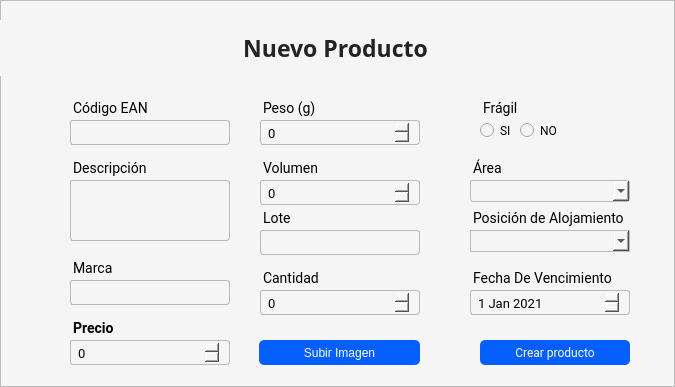
The window that Interfaces/main/Ui/nuevo_producto_ui.ui (juanignaciocansillieri/bullsoft) describes before a commit, drawn with Qt 5.
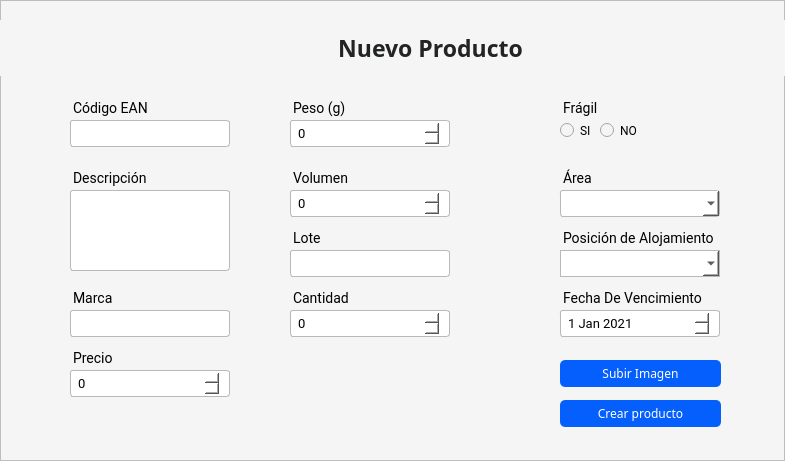
The same window after the commit.

```diff
--- a/Interfaces/main/Ui/nuevo_producto_ui.ui
+++ b/Interfaces/main/Ui/nuevo_producto_ui.ui
@@ -6,8 +6,8 @@
    <rect>
     <x>0</x>
     <y>0</y>
-    <width>675</width>
-    <height>387</height>
+    <width>785</width>
+    <height>461</height>
    </rect>
   </property>
   <property name="windowTitle">
@@ -60,15 +60,16 @@
       <widget class="QPushButton" name="crearprod_btn">
        <property name="geometry">
         <rect>
-         <x>480</x>
-         <y>340</y>
-         <width>150</width>
-         <height>25</height>
+         <x>560</x>
+         <y>400</y>
+         <width>161</width>
+         <height>27</height>
         </rect>
        </property>
        <property name="font">
         <font>
-         <family>Roboto</family>
+         <family>Cairo</family>
+         <pointsize>9</pointsize>
         </font>
        </property>
        <property name="cursor">
@@ -93,10 +94,10 @@
       <widget class="QPushButton" name="subirFoto_btn">
        <property name="geometry">
         <rect>
-         <x>259</x>
-         <y>340</y>
+         <x>560</x>
+         <y>360</y>
          <width>161</width>
-         <height>25</height>
+         <height>27</height>
         </rect>
        </property>
        <property name="maximumSize">
@@ -105,6 +106,12 @@
          <height>16777215</height>
         </size>
        </property>
+       <property name="font">
+        <font>
+         <family>Cairo</family>
+         <pointsize>9</pointsize>
+        </font>
+       </property>
        <property name="cursor">
         <cursorShape>PointingHandCursor</cursorShape>
        </property>
@@ -130,7 +137,7 @@
          <x>60</x>
          <y>120</y>
          <width>170</width>
-         <height>25</height>
+         <height>27</height>
         </rect>
        </property>
        <property name="minimumSize">
@@ -142,11 +149,12 @@
        <property name="maximumSize">
         <size>
          <width>16777215</width>
-         <height>25</height>
+         <height>27</height>
         </size>
        </property>
        <property name="styleSheet">
         <string notr="true">QLineEdit{
+background: #fff;
 border: 1px solid #b8b9bd;
 border-radius: 3px;
 padding: 4 5px;
@@ -168,7 +176,7 @@
       <widget class="QLabel" name="label_peso">
        <property name="geometry">
         <rect>
-         <x>250</x>
+         <x>280</x>
          <y>90</y>
          <width>71</width>
          <height>27</height>
@@ -195,7 +203,7 @@
       <widget class="QRadioButton" name="fragil_no">
        <property name="geometry">
         <rect>
-         <x>520</x>
+         <x>600</x>
          <y>120</y>
          <width>41</width>
          <height>21</height>
@@ -225,9 +233,9 @@
        <property name="geometry">
         <rect>
          <x>60</x>
-         <y>280</y>
+         <y>310</y>
          <width>170</width>
-         <height>25</height>
+         <height>27</height>
         </rect>
        </property>
        <property name="minimumSize">
@@ -239,7 +247,7 @@
        <property name="maximumSize">
         <size>
          <width>16777215</width>
-         <height>25</height>
+         <height>27</height>
         </size>
        </property>
        <property name="styleSheet">
@@ -253,6 +261,7 @@
 font-weight: 400;
 margin-left: 10px;
 
+background: #fff;
 
 }
 </string>
@@ -264,8 +273,8 @@
       <widget class="QLabel" name="label_lote">
        <property name="geometry">
         <rect>
-         <x>250</x>
-         <y>200</y>
+         <x>280</x>
+         <y>220</y>
          <width>154</width>
          <height>27</height>
         </rect>
@@ -298,7 +307,7 @@
        <property name="geometry">
         <rect>
          <x>60</x>
-         <y>150</y>
+         <y>160</y>
          <width>91</width>
          <height>27</height>
         </rect>
@@ -324,10 +333,10 @@
       <widget class="QComboBox" name="posicion_comboBox">
        <property name="geometry">
         <rect>
-         <x>460</x>
-         <y>180</y>
+         <x>550</x>
+         <y>190</y>
          <width>170</width>
-         <height>22</height>
+         <height>27</height>
         </rect>
        </property>
        <property name="styleSheet">
@@ -338,6 +347,7 @@
 font-size:13px;
 font-weight: 400;
 margin-left: 10px;
+background: #fff;
 </string>
        </property>
       </widget>
@@ -345,9 +355,9 @@
        <property name="geometry">
         <rect>
          <x>60</x>
-         <y>180</y>
+         <y>190</y>
          <width>170</width>
-         <height>61</height>
+         <height>81</height>
         </rect>
        </property>
        <property name="styleSheet">
@@ -359,16 +369,17 @@
 font-size:13px;
 font-weight: 400;
 margin-left: 10px;
+background: #fff;
 </string>
        </property>
       </widget>
       <widget class="QSpinBox" name="peso_num">
        <property name="geometry">
         <rect>
-         <x>250</x>
+         <x>280</x>
          <y>120</y>
          <width>170</width>
-         <height>25</height>
+         <height>27</height>
         </rect>
        </property>
        <property name="styleSheet">
@@ -380,6 +391,7 @@
 font-size:13px;
 font-weight: 400;
 margin-left: 10px;
+background: #fff;
 </string>
        </property>
        <property name="minimum">
@@ -392,10 +404,10 @@
       <widget class="QLineEdit" name="lote_input">
        <property name="geometry">
         <rect>
-         <x>250</x>
-         <y>230</y>
+         <x>280</x>
+         <y>250</y>
          <width>170</width>
-         <height>25</height>
+         <height>27</height>
         </rect>
        </property>
        <property name="minimumSize">
@@ -407,7 +419,7 @@
        <property name="maximumSize">
         <size>
          <width>16777215</width>
-         <height>25</height>
+         <height>27</height>
         </size>
        </property>
        <property name="styleSheet">
@@ -419,6 +431,7 @@
 font-size:13px;
 font-weight: 400;
 margin-left: 10px;
+background: #fff;
 
 }
 </string>
@@ -436,8 +449,8 @@
       <widget class="QLabel" name="label_area">
        <property name="geometry">
         <rect>
-         <x>460</x>
-         <y>150</y>
+         <x>550</x>
+         <y>160</y>
          <width>90</width>
          <height>27</height>
         </rect>
@@ -469,14 +482,15 @@
       <widget class="QDateEdit" name="venc_date">
        <property name="geometry">
         <rect>
-         <x>460</x>
-         <y>290</y>
+         <x>550</x>
+         <y>310</y>
          <width>170</width>
-         <height>25</height>
+         <height>27</height>
         </rect>
        </property>
        <property name="styleSheet">
-        <string notr="true">
+        <string notr="true">background: #fff;
+
 border: 1px solid #b8b9bd;
 border-radius: 3px;
 padding: 4 5px;
@@ -502,8 +516,8 @@
       <widget class="QLabel" name="label_cantidad">
        <property name="geometry">
         <rect>
-         <x>250</x>
-         <y>260</y>
+         <x>280</x>
+         <y>280</y>
          <width>158</width>
          <height>27</height>
         </rect>
@@ -535,8 +549,8 @@
       <widget class="QLabel" name="label_area_2">
        <property name="geometry">
         <rect>
-         <x>460</x>
-         <y>200</y>
+         <x>550</x>
+         <y>220</y>
          <width>169</width>
          <height>27</height>
         </rect>
@@ -568,10 +582,10 @@
       <widget class="QComboBox" name="area_comboBox">
        <property name="geometry">
         <rect>
-         <x>460</x>
-         <y>230</y>
+         <x>550</x>
+         <y>250</y>
          <width>170</width>
-         <height>22</height>
+         <height>27</height>
         </rect>
        </property>
        <property name="styleSheet">
@@ -581,6 +595,7 @@
 font-size:13px;
 font-weight: 400;
 margin-left: 10px;
+background: #fff;
 </string>
        </property>
       </widget>
@@ -588,7 +603,7 @@
        <property name="geometry">
         <rect>
          <x>60</x>
-         <y>250</y>
+         <y>280</y>
          <width>100</width>
          <height>27</height>
         </rect>
@@ -614,7 +629,7 @@
       <widget class="QRadioButton" name="fragil_si">
        <property name="geometry">
         <rect>
-         <x>480</x>
+         <x>560</x>
          <y>120</y>
          <width>31</width>
          <height>21</height>
@@ -671,10 +686,10 @@
       <widget class="QSpinBox" name="cantidad_num">
        <property name="geometry">
         <rect>
-         <x>250</x>
-         <y>290</y>
+         <x>280</x>
+         <y>310</y>
          <width>170</width>
-         <height>25</height>
+         <height>27</height>
         </rect>
        </property>
        <property name="styleSheet">
@@ -685,6 +700,7 @@
 border: 1px solid #b8b9bd;font-size:13px;
 font-weight: 400;
 margin-left: 10px;
+background: #fff;
 </string>
        </property>
        <property name="minimum">
@@ -697,8 +713,8 @@
       <widget class="QLabel" name="label_vencimiento">
        <property name="geometry">
         <rect>
-         <x>460</x>
-         <y>260</y>
+         <x>550</x>
+         <y>280</y>
          <width>161</width>
          <height>27</height>
         </rect>
@@ -724,7 +740,7 @@
       <widget class="QLabel" name="label_fragil">
        <property name="geometry">
         <rect>
-         <x>470</x>
+         <x>550</x>
          <y>90</y>
          <width>90</width>
          <height>27</height>
@@ -757,8 +773,8 @@
       <widget class="QLabel" name="label_lote_2">
        <property name="geometry">
         <rect>
-         <x>250</x>
-         <y>150</y>
+         <x>280</x>
+         <y>160</y>
          <width>154</width>
          <height>27</height>
         </rect>
@@ -790,10 +806,10 @@
       <widget class="QSpinBox" name="num_volumen">
        <property name="geometry">
         <rect>
-         <x>250</x>
-         <y>180</y>
+         <x>280</x>
+         <y>190</y>
          <width>170</width>
-         <height>25</height>
+         <height>27</height>
         </rect>
        </property>
        <property name="styleSheet">
@@ -804,6 +820,7 @@
 border: 1px solid #b8b9bd;font-size:13px;
 font-weight: 400;
 margin-left: 10px;
+background: #fff;
 </string>
        </property>
        <property name="minimum">
@@ -818,7 +835,7 @@
         <rect>
          <x>0</x>
          <y>20</y>
-         <width>671</width>
+         <width>861</width>
          <height>61</height>
         </rect>
        </property>
@@ -845,7 +862,7 @@
        <property name="geometry">
         <rect>
          <x>60</x>
-         <y>310</y>
+         <y>340</y>
          <width>100</width>
          <height>27</height>
         </rect>
@@ -854,8 +871,6 @@
         <font>
          <family>Roboto</family>
          <pointsize>-1</pointsize>
-         <weight>75</weight>
-         <bold>true</bold>
         </font>
        </property>
        <property name="styleSheet">
@@ -874,9 +889,9 @@
        <property name="geometry">
         <rect>
          <x>60</x>
-         <y>340</y>
+         <y>370</y>
          <width>170</width>
-         <height>25</height>
+         <height>27</height>
         </rect>
        </property>
        <property name="styleSheet">
@@ -887,6 +902,7 @@
 border: 1px solid #b8b9bd;font-size:13px;
 font-weight: 400;
 margin-left: 10px;
+background: #fff;
 </string>
        </property>
        <property name="minimum">
```
